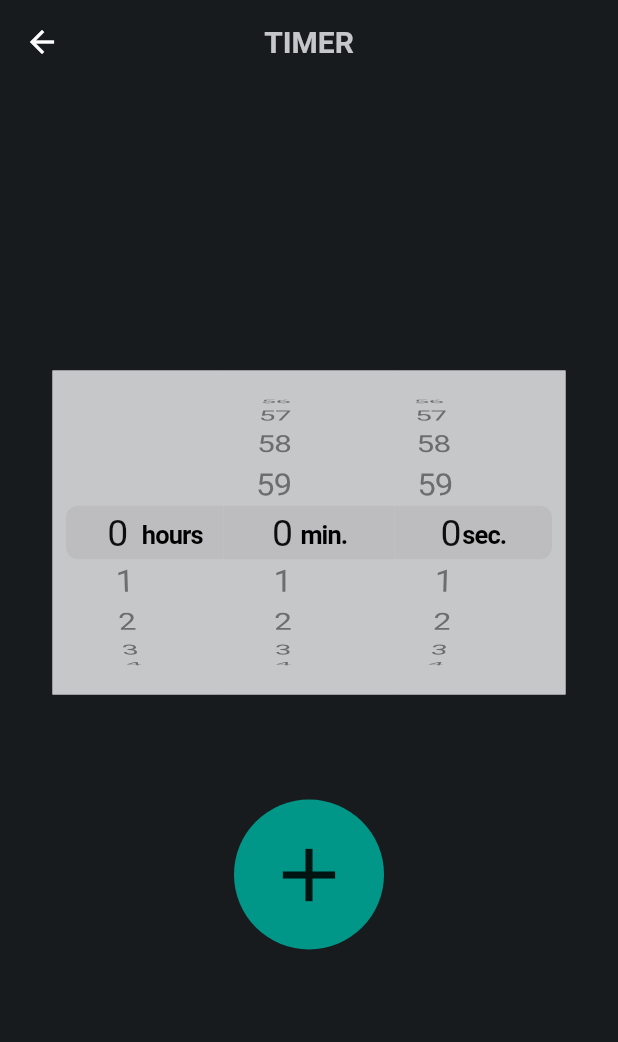
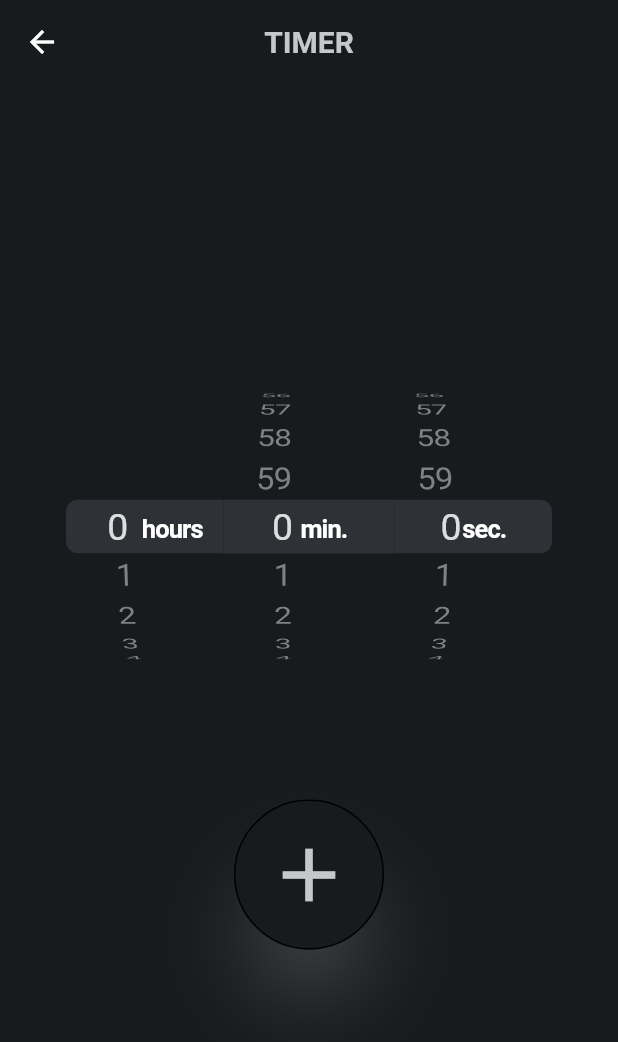
Before and after one commit to oqbahdx/alarm-and-timer-application, a Flutter app: the screen it shows after launch, after a tap on the "access time filled" icon, on a phone screen of 412 x 824 dp. Shown: the top 1042 px of the screen. Run offline on Flutter 3.47's test engine with Material 2 defaults, Android fonts, the phone set to English and light mode, and no system bars; our stand-ins replace audioplayers, flutter_bloc, fluttertoast, sqflite; missing offline and left inert: custom_timer; accounts and stored records are empty.

Commit message:
fix show alert issue and add theme for cupertino time picker - fix pick timer issue

```diff
--- a/lib/main.dart
+++ b/lib/main.dart
@@ -17,7 +17,7 @@ class MyApp extends StatelessWidget {
   @override
   Widget build(BuildContext context) {
     return BlocProvider(
-      create: (context) => AppCubit()..createDatabase()..getAllEvents(),
+      create: (context) => AppCubit()..createDatabase(),
       child: MaterialApp(
         theme: ThemeData(
           timePickerTheme: TimePickerColors.timePickerTheme,
--- a/lib/screen/home.dart
+++ b/lib/screen/home.dart
@@ -36,7 +36,7 @@ class _HomePageState extends State<HomePage> {
   void initState() {
     super.initState();
     day = DateFormat('EEEE').format(now);
-    AppCubit.get(context).createDatabase();
+
     AppCubit.get(context).timeString =
         AppCubit.get(context).formatDateTime(DateTime.now());
     Timer.periodic(const Duration(seconds: 1),
@@ -82,15 +82,31 @@ class _HomePageState extends State<HomePage> {
                     dayText: day.toString(),
                     watchText: '${AppCubit.get(context).timeString}',
                     watchDate: '${now.day}-${now.month}-${now.year}',
+                    alarm: model.isEmpty ?Container():Column(children: [
+                      Text(
+                        model[0].time.toString(),
+                        style: TextStyle(
+                          fontSize: 15,
+                          color: greyC,
+                          fontWeight: FontWeight.bold,
+                        ),
+                      ),
+                      const SizedBox(
+                        height: 10,
+                      ),
+                      Icon(
+                        Icons.alarm,
+                        color: redC,
+                      )
+                    ],),
                   ),
                   const SizedBox(
                     height: 50,
                   ),
                   SizedBox(
                     height: 160,
-                    child: model.isNotEmpty
-                        ? ColumnBuild(model: model[0])
-                        : Center(
+                    child: bloc.eventsList.isEmpty
+                        ? Center(
                       child: Text(
                         'No Event Yet',
                         style: TextStyle(
@@ -98,7 +114,8 @@ class _HomePageState extends State<HomePage> {
                             fontSize: 20,
                             fontWeight: FontWeight.bold),
                       ),
-                          ),
+                    )
+                        : ColumnBuild(model: model[0])
                   ),
                   Center(
                     child: Row(
--- a/lib/screen/timer_alarm.dart
+++ b/lib/screen/timer_alarm.dart
@@ -1,5 +1,6 @@
 import 'package:alert/bloc/cubit.dart';
 import 'package:alert/config/theme.dart';
+import 'package:alert/screen/home.dart';
 import 'package:flutter/material.dart';
 
 class TimerAlarmPage extends StatefulWidget {
@@ -35,7 +36,7 @@ class _TimerAlarmPageState extends State<TimerAlarmPage> {
             InkWell(
               onTap: (){
                 AppCubit.get(context).stopRing();
-                Navigator.of(context).pop();
+                Navigator.of(context).pushReplacement(MaterialPageRoute(builder: (context)=>const HomePage()));
               },
               child: Container(
                 height: 110,
--- a/lib/screen/timer_page.dart
+++ b/lib/screen/timer_page.dart
@@ -8,6 +8,7 @@ import 'package:flutter/cupertino.dart';
 import 'package:flutter/foundation.dart';
 import 'package:flutter/material.dart';
 import 'package:flutter/services.dart';
+import 'package:fluttertoast/fluttertoast.dart';
 
 import '../widget/Containers_widget.dart';
 
@@ -46,8 +47,12 @@ class _TimerPageState extends State<TimerPage> {
         children: <Widget>[
           showTimer == false? Column(
             children: [
-              CupertinoTimerPicker(
-                backgroundColor: greyC,
+              CupertinoTheme(
+                data: const CupertinoThemeData(
+                  brightness:  Brightness.dark,
+                ),
+                child: CupertinoTimerPicker(
+                  backgroundColor: blackC,
                   onTimerDurationChanged: (value){
                     setState(() {
                       selectedValue = value;
@@ -55,23 +60,37 @@ class _TimerPageState extends State<TimerPage> {
 
                   },
                 ),
-             SizedBox(height: 70,),
+              ),
+             const SizedBox(height: 70,),
              InkWell(
                onTap: (){
+                 if(selectedValue.inHours == 0 &&selectedValue.inMinutes == 0&&selectedValue.inSeconds == 0){
+                   Fluttertoast.showToast(msg: "Please pick a time",textColor: Colors.red);
+                 }else{
                    setState(() {
                      showTimer = true;
                      _controller.start();
                    });
+                 }
+
                },
+               child: Card(
+                 elevation: 20.0,
+                 shadowColor: Colors.white24,
+                 color: blackC,
+                 shape: OutlineInputBorder(
+                   borderRadius: BorderRadius.circular(100),
+                 ),
                  child: Container(
                    height: 100,
                    width: 100,
                    decoration: BoxDecoration(
-                   color: Colors.teal,
+                     color: blackC,
                      borderRadius: BorderRadius.circular(100)
                    ),
-                 child: const Center(
-                   child: Icon(Icons.add,size: 60,),
+                   child: Center(
+                     child: Icon(Icons.add,size: 60,color: greyC,),
+                   ),
                  ),
                ),
              ),
@@ -104,12 +123,20 @@ class _TimerPageState extends State<TimerPage> {
 
                   RoundedButton(
                     text: "Pause",
-                    color: Colors.blue,
+                    fontColor: Colors.grey,
+                    color: blackC,
                     onPressed: () => _controller.pause(),
                   ),
                   RoundedButton(
+                    text: "Resume",
+                    fontColor: Colors.teal,
+                    color: blackC,
+                    onPressed: () => _controller.start(),
+                  ),
+                  RoundedButton(
+                    fontColor: redC,
                     text: "Close",
-                    color: Colors.red,
+                    color: blackC,
                     onPressed: () {
                       setState(() {
                         showTimer = false;
--- a/lib/widget/views.dart
+++ b/lib/widget/views.dart
@@ -8,7 +8,7 @@ import 'package:intl/intl.dart';
 import '../config/theme.dart';
 
 class ColumnBuild extends StatefulWidget {
-  ColumnBuild({Key? key, required this.model}) : super(key: key);
+  const ColumnBuild({Key? key, required this.model}) : super(key: key);
   final EventsModel model;
 
   @override
@@ -49,6 +49,10 @@ class _ColumnBuildState extends State<ColumnBuild> {
             begin:duration,
             end: const Duration(),
             onChangeState: (CustomTimerState state) {
+            if(_controller.state == CustomTimerState.finished){
+              AppCubit.get(context).playRing();
+            }
+
             },
             builder: (remaining) {
               return  Row(
```
Also changed, not shown: lib/widget/Containers_widget.dart (+33 -34 lines). Lines whose indentation alone changed are shown as unchanged.
